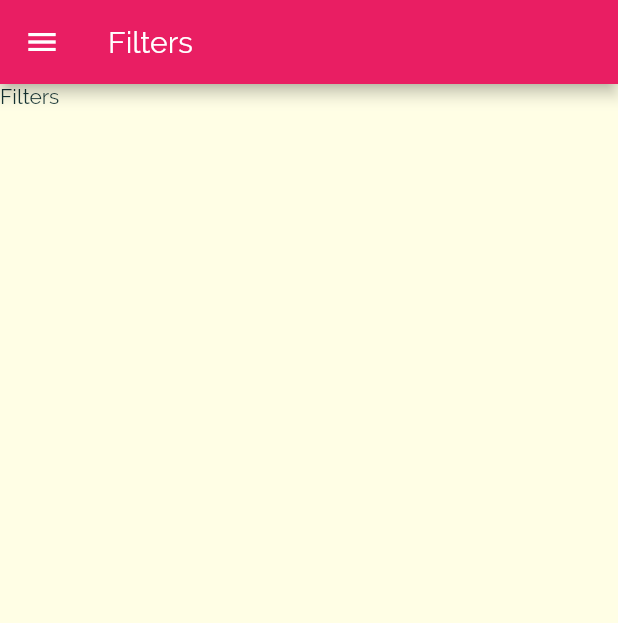
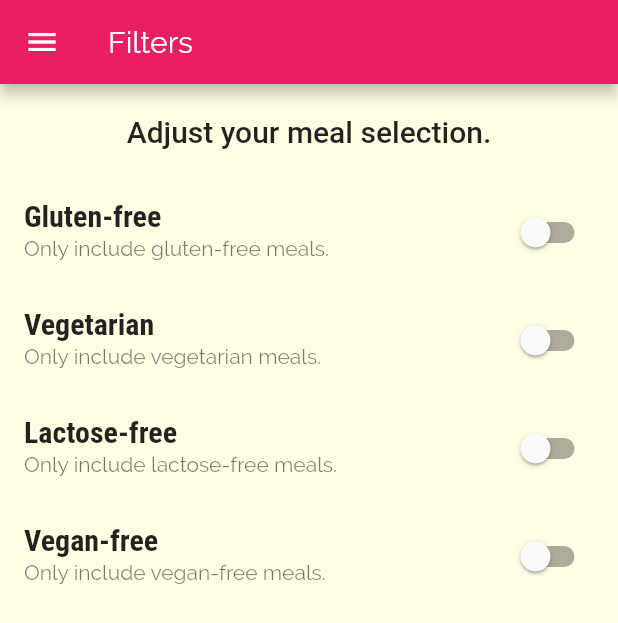
Before and after one commit to asergejs/flutter_learning_meals, a Flutter app: the FilterScreen screen opened by its route, on a phone screen of 412 x 824 dp. Shown: the top 623 px of the screen. Run offline on Flutter 3.47's test engine with Material 2 defaults, Android fonts, the phone set to English and light mode, and no system bars.

Commit message:
177 - Filtering switches

```diff
--- a/lib/screens/filters_screen.dart
+++ b/lib/screens/filters_screen.dart
@@ -1,15 +1,78 @@
 import 'package:flutter/material.dart';
 import 'package:meals/widgets/main_drawer.dart';
 
-class FilterScreen extends StatelessWidget {
+class FilterScreen extends StatefulWidget {
   static const routeName = '/filters';
+
+  @override
+  _FilterScreenState createState() => _FilterScreenState();
+}
+
+class _FilterScreenState extends State<FilterScreen> {
+  bool _glutenFree = false;
+  bool _vegenatian = false;
+  bool _vegan = false;
+  bool _lactose = false;
+
+  Widget _buildSwitchListTile(String titleText, String descriptionText,
+      bool currentValue, Function updateValue) {
+    return SwitchListTile(
+        title: Text(titleText),
+        value: currentValue,
+        subtitle: Text(descriptionText),
+        onChanged: updateValue);
+  }
 
   @override
   Widget build(BuildContext context) {
     return Scaffold(
-      appBar: AppBar(title: Text("Filters"),),
+      appBar: AppBar(
+        title: Text("Filters"),
+      ),
       drawer: MainDrawer(),
-      body: Text("Filters"),
+      body: Column(
+        children: [
+          Container(
+            padding: EdgeInsets.all(20),
+            child: Text(
+              'Adjust your meal selection.',
+              style: Theme.of(context).textTheme.title,
+            ),
+          ),
+          Expanded(
+            child: ListView(
+              children: [
+                _buildSwitchListTile('Gluten-free',
+                    'Only include gluten-free meals.', _glutenFree, (newValue) {
+                  setState(() {
+                    _glutenFree = newValue;
+                  });
+                }),
+                _buildSwitchListTile(
+                    'Vegetarian', 'Only include vegetarian meals.', _vegenatian,
+                    (newValue) {
+                  setState(() {
+                    _vegenatian = newValue;
+                  });
+                }),
+                _buildSwitchListTile('Lactose-free',
+                    'Only include lactose-free meals.', _lactose, (newValue) {
+                  setState(() {
+                    _lactose = newValue;
+                  });
+                }),
+                _buildSwitchListTile(
+                    'Vegan-free', 'Only include vegan-free meals.', _vegan,
+                    (newValue) {
+                  setState(() {
+                    _vegan = newValue;
+                  });
+                })
+              ],
+            ),
+          )
+        ],
+      ),
     );
   }
 }
```
